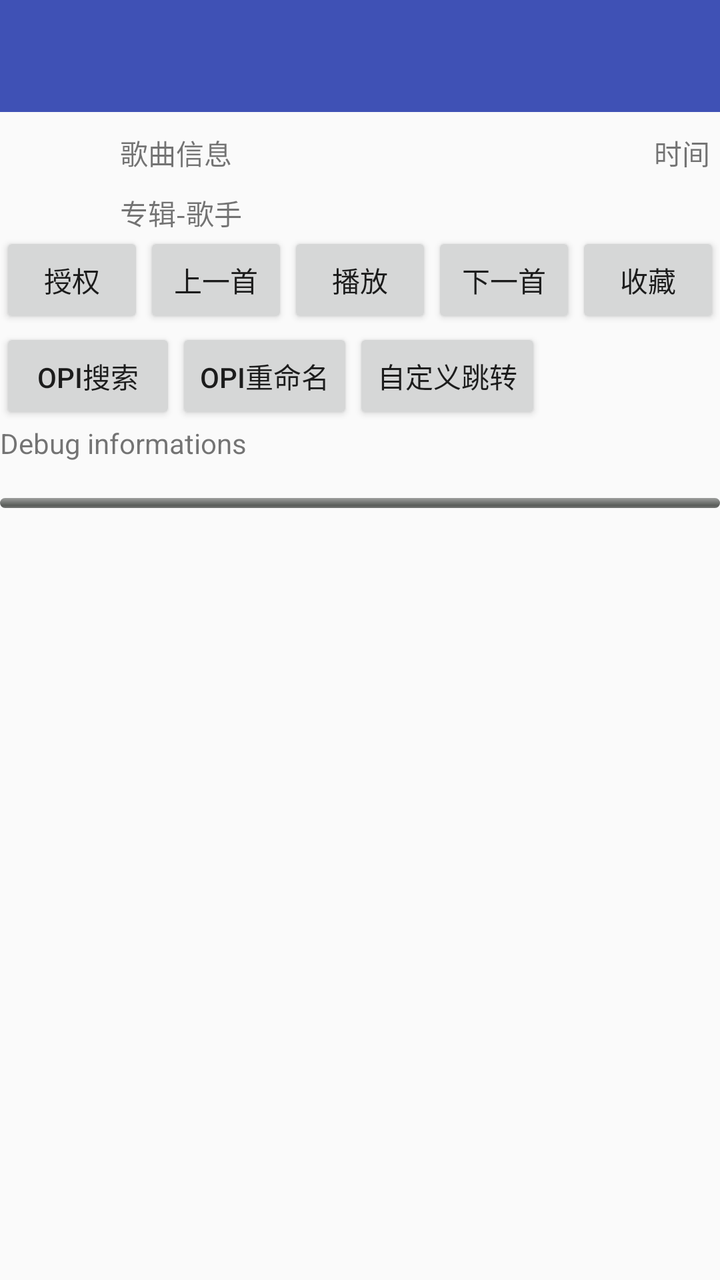
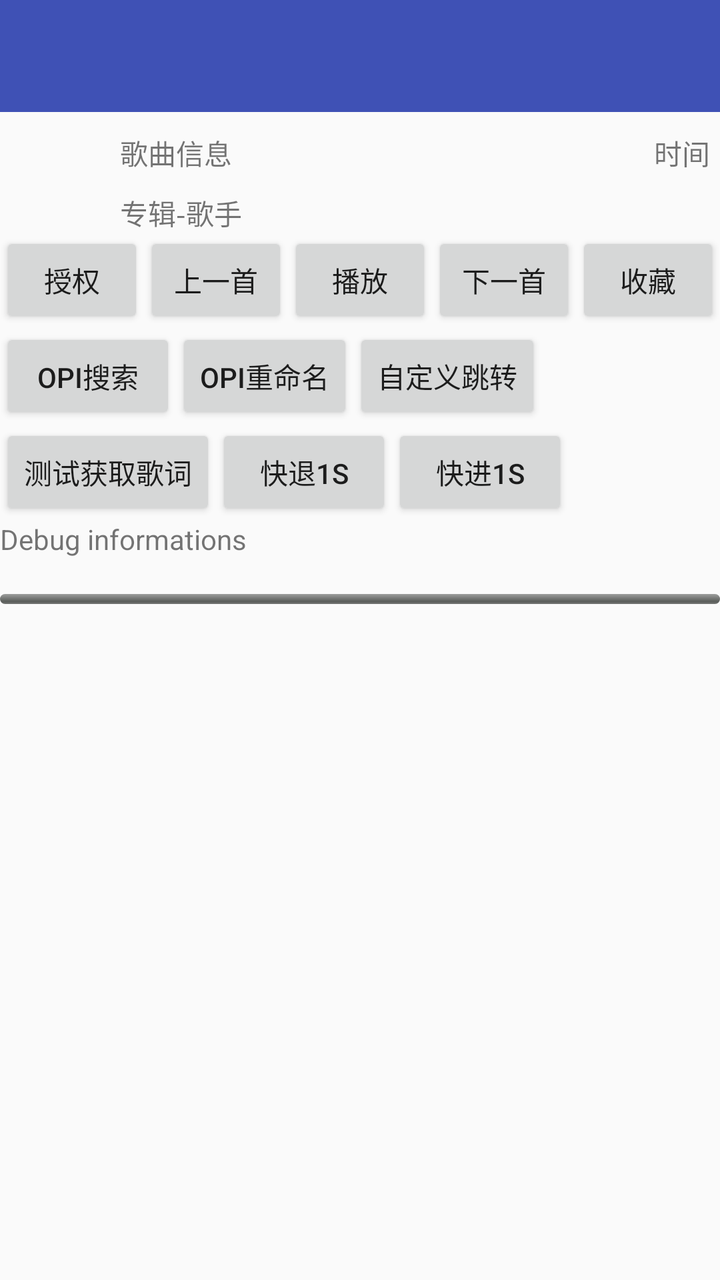

The first picture is an Android layout as it rendered before a commit; the second is the same layout after the commit. The layout source and the unified diff follow.
<!-- AndroidManifest.xml: activity theme AppTheme.NoActionBar -->
<!-- res/layout/activity_visual.xml -->
<?xml version="1.0" encoding="utf-8"?>
<RelativeLayout xmlns:android="http://schemas.android.com/apk/res/android"
    xmlns:tools="http://schemas.android.com/tools"
    android:layout_width="match_parent"
    android:layout_height="match_parent"
    xmlns:app="http://schemas.android.com/apk/res-auto"
    tools:context=".VisualActivity">

    <android.support.design.widget.AppBarLayout
        android:id="@+id/appbar_layout"
        android:layout_width="match_parent"
        android:layout_height="wrap_content"
        android:theme="@style/AppTheme.AppBarOverlay">

        <android.support.v7.widget.Toolbar
            android:id="@+id/toolbar"
            android:layout_width="match_parent"
            android:layout_height="?attr/actionBarSize"
            android:background="?attr/colorPrimary"
            app:popupTheme="@style/AppTheme.PopupOverlay" />

    </android.support.design.widget.AppBarLayout>

    <RelativeLayout
        android:id="@+id/playerPanel"
        android:layout_width="match_parent"
        android:layout_height="wrap_content"
        android:layout_below="@id/appbar_layout"
        android:layout_marginTop="5dp">

        <ImageView
            android:id="@+id/SongPic"
            android:layout_width="50dp"
            android:layout_height="50dp"
            android:layout_marginLeft="5dp"
            android:layout_marginTop="5dp" />

        <TextView
            android:id="@+id/txtPlayTime"
            android:layout_width="wrap_content"
            android:layout_height="25dp"
            android:layout_alignParentRight="true"
            android:layout_marginTop="5dp"
            android:layout_marginRight="5dp"
            android:text="时间" />

        <TextView
            android:id="@+id/txtSongInfos"
            android:layout_width="wrap_content"
            android:layout_height="25dp"
            android:layout_marginLeft="5dp"
            android:layout_marginTop="5dp"
            android:layout_toRightOf="@+id/SongPic"
            android:ems="10"
            android:text="歌曲信息" />

        <TextView
            android:id="@+id/txtAlbum"
            android:layout_width="wrap_content"
            android:layout_height="25dp"
            android:layout_below="@+id/txtSongInfos"
            android:layout_marginLeft="5dp"
            android:layout_marginTop="5dp"
            android:layout_toRightOf="@+id/SongPic"
            android:text="专辑-歌手" />

        <LinearLayout
            android:id="@+id/ll_button"
            android:layout_width="match_parent"
            android:layout_height="wrap_content"
            android:layout_below="@+id/SongPic"
            android:orientation="horizontal">

            <Button
                android:id="@+id/btnActive"
                android:layout_width="match_parent"
                android:layout_height="wrap_content"
                android:layout_weight="1"
                android:text="授权"/>

            <Button
                android:id="@+id/btnPlayPre"
                android:layout_width="match_parent"
                android:layout_height="wrap_content"
                android:layout_weight="1"
                android:onClick="onPlayPre"
                android:text="上一首" />

            <Button
                android:id="@+id/btnPlayPause"
                android:layout_width="match_parent"
                android:layout_height="wrap_content"
                android:layout_weight="1"
                android:onClick="onPlayPause"
                android:text="播放" />

            <Button
                android:id="@+id/btnPlayNext"
                android:layout_width="match_parent"
                android:layout_height="wrap_content"
                android:layout_weight="1"
                android:onClick="onPlayNext"
                android:text="下一首" />

            <Button
                android:id="@+id/btnLove"
                android:layout_width="match_parent"
                android:layout_height="wrap_content"
                android:layout_weight="1"
                android:onClick="onLoveClick"
                android:text="收藏" />

        </LinearLayout>

        <LinearLayout
            android:id="@+id/ll_opi_button"
            android:layout_width="match_parent"
            android:layout_height="wrap_content"
            android:layout_below="@+id/ll_button"
            android:orientation="horizontal">

            <Button
                android:id="@+id/btnOpiSearch"
                android:layout_width="wrap_content"
                android:layout_height="wrap_content"
                android:onClick="onClickOpiSearch"
                android:text="Opi搜索" />

            <Button
                android:id="@+id/btnOpiMvTag"
                android:layout_width="wrap_content"
                android:layout_height="wrap_content"
                android:onClick="onClickOpiMvTag"
                android:text="Opi重命名" />

            <Button
                android:id="@+id/btnSchemeAction"
                android:layout_width="wrap_content"
                android:layout_height="wrap_content"
                android:onClick="testPlayList"
                android:text="自定义跳转" />


        </LinearLayout>

        <TextView
            android:id="@+id/txtResult"
            android:layout_width="fill_parent"
            android:layout_height="35dp"
            android:layout_below="@+id/ll_opi_button"
            android:ems="10"
            android:text="Debug informations" />

        <ProgressBar
            android:id="@+id/ProgressPlay"
            style="@android:style/Widget.ProgressBar.Horizontal"
            android:layout_width="fill_parent"
            android:layout_height="5dp"
            android:layout_below="@+id/txtResult"
            android:layout_marginTop="2dp"
            android:max="1000"
            android:progress="0"
            android:secondaryProgress="0" />
    </RelativeLayout>


    <RelativeLayout
        android:id="@+id/listview_container"
        android:layout_width="wrap_content"
        android:layout_height="wrap_content"
        android:layout_below="@+id/playerPanel">

        <ListView
            android:id="@+id/listview_folder"
            android:layout_width="wrap_content"
            android:layout_height="wrap_content"
            android:layout_marginTop="5dp" />

        <ListView
            android:id="@+id/listview_song"
            android:layout_width="wrap_content"
            android:layout_height="wrap_content"
            android:layout_marginTop="5dp"
            android:visibility="gone" />
    </RelativeLayout>


</RelativeLayout>
<!-- resources referenced by this layout -->
<resources>
  <style name="AppTheme.AppBarOverlay" parent="ThemeOverlay.AppCompat.Dark.ActionBar" />
  <style name="AppTheme.PopupOverlay" parent="ThemeOverlay.AppCompat.Light" />
  <style name="AppTheme.NoActionBar">
          <item name="windowActionBar">false</item>
          <item name="windowNoTitle">true</item>
      </style>
</resources>

<!-- the commit's change to res/layout/activity_visual.xml (unified diff, before → after) -->
@@ -1,9 +1,9 @@
 <?xml version="1.0" encoding="utf-8"?>
 <RelativeLayout xmlns:android="http://schemas.android.com/apk/res/android"
+    xmlns:app="http://schemas.android.com/apk/res-auto"
     xmlns:tools="http://schemas.android.com/tools"
     android:layout_width="match_parent"
     android:layout_height="match_parent"
-    xmlns:app="http://schemas.android.com/apk/res-auto"
     tools:context=".VisualActivity">
 
     <android.support.design.widget.AppBarLayout
@@ -76,7 +76,7 @@
                 android:layout_width="match_parent"
                 android:layout_height="wrap_content"
                 android:layout_weight="1"
-                android:text="授权"/>
+                android:text="授权" />
 
             <Button
                 android:id="@+id/btnPlayPre"
@@ -137,17 +137,42 @@
                 android:id="@+id/btnSchemeAction"
                 android:layout_width="wrap_content"
                 android:layout_height="wrap_content"
-                android:onClick="testPlayList"
+                android:onClick="onClickSchemeAction"
                 android:text="自定义跳转" />
 
-
+        </LinearLayout>
+
+        <LinearLayout
+            android:id="@+id/ll_test_1"
+            android:layout_width="match_parent"
+            android:layout_height="wrap_content"
+            android:layout_below="@+id/ll_opi_button"
+            android:orientation="horizontal">
+
+            <Button
+                android:layout_width="wrap_content"
+                android:layout_height="wrap_content"
+                android:onClick="testGetLyric"
+                android:text="测试获取歌词" />
+
+            <Button
+                android:layout_width="wrap_content"
+                android:layout_height="wrap_content"
+                android:onClick="testSeekBack"
+                android:text="快退1s" />
+
+            <Button
+                android:layout_width="wrap_content"
+                android:layout_height="wrap_content"
+                android:onClick="testSeekForward"
+                android:text="快进1s" />
         </LinearLayout>
 
         <TextView
             android:id="@+id/txtResult"
             android:layout_width="fill_parent"
             android:layout_height="35dp"
-            android:layout_below="@+id/ll_opi_button"
+            android:layout_below="@+id/ll_test_1"
             android:ems="10"
             android:text="Debug informations" />
 
